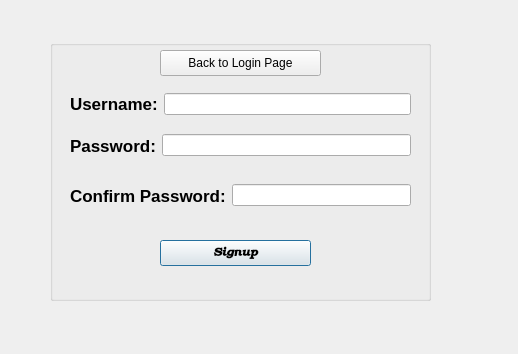
This is signupwindow.ui in calderon-antoniop410/LibraryPlusPlus as Qt 5 draws it before an edit. The edited form follows.
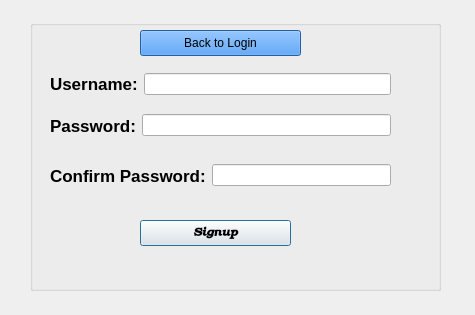
This is the edited form.

Diff of the .ui file:
```diff
--- a/signupwindow.ui
+++ b/signupwindow.ui
@@ -6,8 +6,8 @@
    <rect>
     <x>0</x>
     <y>0</y>
-    <width>518</width>
-    <height>354</height>
+    <width>475</width>
+    <height>315</height>
    </rect>
   </property>
   <property name="windowTitle">
@@ -16,10 +16,10 @@
   <widget class="QGroupBox" name="groupBox">
    <property name="geometry">
     <rect>
-     <x>50</x>
-     <y>40</y>
-     <width>381</width>
-     <height>261</height>
+     <x>30</x>
+     <y>20</y>
+     <width>411</width>
+     <height>271</height>
     </rect>
    </property>
    <property name="sizePolicy">
@@ -63,19 +63,6 @@
      <string>Signup</string>
     </property>
    </widget>
-   <widget class="QPushButton" name="pushButton">
-    <property name="geometry">
-     <rect>
-      <x>110</x>
-      <y>10</y>
-      <width>161</width>
-      <height>26</height>
-     </rect>
-    </property>
-    <property name="text">
-     <string>Back to Login Page</string>
-    </property>
-   </widget>
    <widget class="QWidget" name="layoutWidget">
     <property name="geometry">
      <rect>
@@ -187,6 +174,24 @@
      </item>
     </layout>
    </widget>
+   <widget class="QPushButton" name="pushButton">
+    <property name="geometry">
+     <rect>
+      <x>110</x>
+      <y>10</y>
+      <width>161</width>
+      <height>26</height>
+     </rect>
+    </property>
+    <property name="styleSheet">
+     <string notr="true">background-color: rgb(53, 132, 228);
+color: rgb(0, 0, 0);
+font: 600 oblique 11pt &quot;URW Gothic&quot;;</string>
+    </property>
+    <property name="text">
+     <string>Back to Login</string>
+    </property>
+   </widget>
   </widget>
  </widget>
  <resources/>
```
